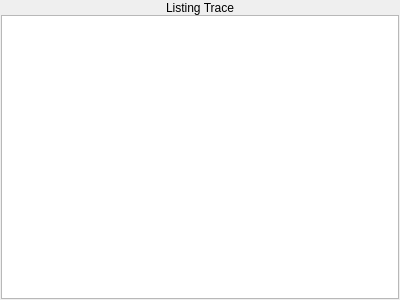
Before: the Qt Designer form listingtracepane.ui in WarlockD/pep8-1, drawn with Qt 5.
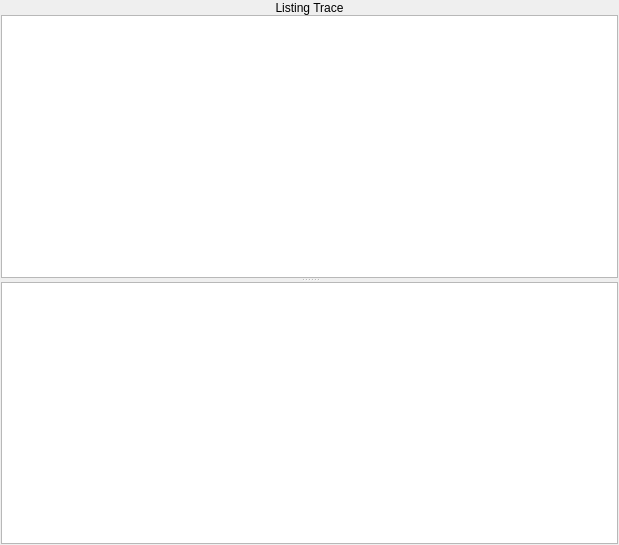
After: the same form once the commit is applied.

Commit message: Listing trace pane now scrolls to the selected item, began setting up the table for tracing the pep8 operating system.

Diff of the .ui file:
```diff
--- a/listingtracepane.ui
+++ b/listingtracepane.ui
@@ -6,21 +6,26 @@
    <rect>
     <x>0</x>
     <y>0</y>
-    <width>400</width>
-    <height>300</height>
+    <width>619</width>
+    <height>545</height>
    </rect>
   </property>
   <property name="windowTitle">
    <string>Form</string>
   </property>
-  <layout class="QVBoxLayout" name="verticalLayout">
+  <layout class="QVBoxLayout" name="verticalLayout_2">
    <property name="spacing">
-    <number>0</number>
+    <number>-1</number>
    </property>
    <property name="margin">
     <number>1</number>
    </property>
    <item>
+    <layout class="QVBoxLayout" name="verticalLayout">
+     <property name="spacing">
+      <number>0</number>
+     </property>
+     <item>
     <widget class="QLabel" name="listingTraceLabel">
      <property name="palette">
       <palette>
@@ -104,6 +109,10 @@
     </widget>
    </item>
    <item>
+      <widget class="QSplitter" name="splitter">
+       <property name="orientation">
+        <enum>Qt::Vertical</enum>
+       </property>
     <widget class="QTableWidget" name="listingTraceTableWidget">
      <property name="font">
       <font>
@@ -150,6 +159,55 @@
      <column/>
      <column/>
     </widget>
+       <widget class="QTableWidget" name="listingPepOsTraceTableWidget">
+        <property name="font">
+         <font>
+          <family>Courier</family>
+          <pointsize>12</pointsize>
+         </font>
+        </property>
+        <property name="autoFillBackground">
+         <bool>false</bool>
+        </property>
+        <property name="editTriggers">
+         <set>QAbstractItemView::NoEditTriggers</set>
+        </property>
+        <property name="dragDropOverwriteMode">
+         <bool>false</bool>
+        </property>
+        <property name="alternatingRowColors">
+         <bool>false</bool>
+        </property>
+        <property name="selectionMode">
+         <enum>QAbstractItemView::NoSelection</enum>
+        </property>
+        <property name="selectionBehavior">
+         <enum>QAbstractItemView::SelectRows</enum>
+        </property>
+        <property name="showGrid">
+         <bool>false</bool>
+        </property>
+        <property name="wordWrap">
+         <bool>false</bool>
+        </property>
+        <property name="rowCount">
+         <number>0</number>
+        </property>
+        <property name="columnCount">
+         <number>2</number>
+        </property>
+        <attribute name="horizontalHeaderVisible">
+         <bool>false</bool>
+        </attribute>
+        <attribute name="verticalHeaderVisible">
+         <bool>false</bool>
+        </attribute>
+        <column/>
+        <column/>
+       </widget>
+      </widget>
+     </item>
+    </layout>
    </item>
   </layout>
  </widget>
```
Lines whose indentation alone changed are shown as unchanged. The commit also changes 1 other file.
